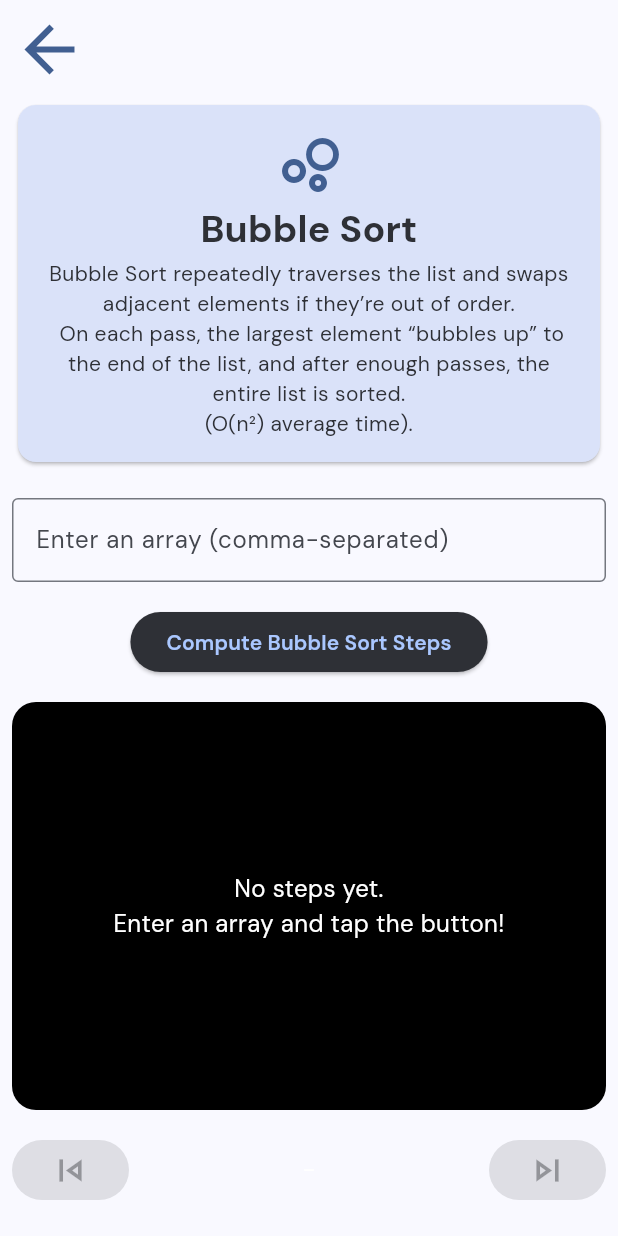
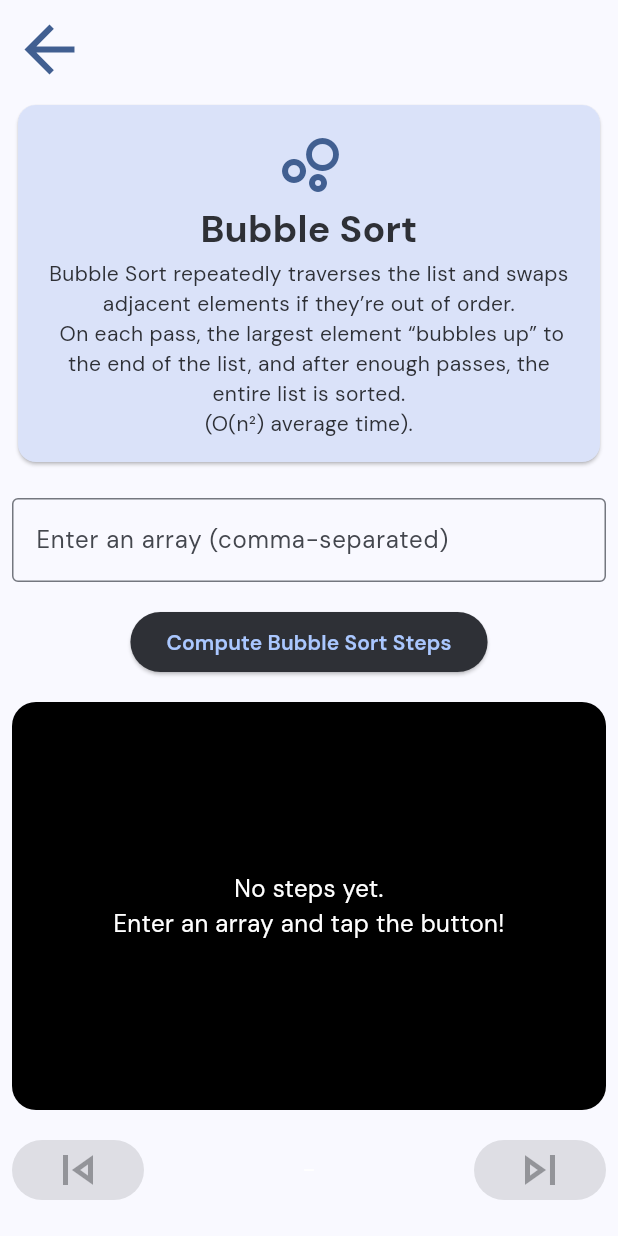
Before and after one commit to Reasondro/Howgorithm-Mobile, a Flutter app: the BubbleSortScreen screen opened by its route, on a phone screen of 412 x 824 dp. Run offline on Flutter 3.47's test engine with Material 3 defaults, Android fonts, the phone set to English and light mode, and no system bars; our stand-ins replace flutter_dotenv, flutter_native_splash, go_router, google_fonts, supabase_flutter; accounts and stored records are empty.

Commit message:
add mid , literally

```diff
--- a/lib/screens/bubble_sort_screen.dart
+++ b/lib/screens/bubble_sort_screen.dart
@@ -103,7 +103,7 @@ class _BubbleSortScreenState extends State<BubbleSortScreen> {
     return steps;
   }
 
-  //?? [NEW] Build the “visualization” with an AnimatedSwitcher and highlighted boxes
+  //?? [NEW] build  “visualization” with  AnimatedSwitcher and highlighted boxes
   Widget _buildVisualization(_BubbleSortStep step) {
     return Column(
       mainAxisAlignment: MainAxisAlignment.center,
@@ -113,11 +113,11 @@ class _BubbleSortScreenState extends State<BubbleSortScreen> {
           transitionBuilder: (child, animation) {
             return FadeTransition(opacity: animation, child: child);
           },
-          //? A unique key so that each step triggers a new animation
+          //? unique key so that each step triggers a new animation
           child: _buildArrayRow(step, key: ValueKey(step)),
         ),
         const SizedBox(height: 10),
-        //? Step description
+        //? step description
         Text(
           step.description,
           style: TextStyle(
@@ -130,7 +130,7 @@ class _BubbleSortScreenState extends State<BubbleSortScreen> {
     );
   }
 
-  //? [NEW] Display each element in a colored container
+  //? [NEW] display each element in colored container
   Widget _buildArrayRow(_BubbleSortStep step, {Key? key}) {
     return Row(
       key: key,
@@ -145,7 +145,7 @@ class _BubbleSortScreenState extends State<BubbleSortScreen> {
     );
   }
 
-  //? [NEW] A single colored box for one number
+  //? [NEW] single colored box for one number
   Widget _buildNumberBox({required double value, required bool isHighlighted}) {
     final boxColor = isHighlighted
         ? Theme.of(context).colorScheme.tertiary
@@ -169,7 +169,6 @@ class _BubbleSortScreenState extends State<BubbleSortScreen> {
     return Row(
       mainAxisAlignment: MainAxisAlignment.spaceBetween,
       children: [
-        // Previous button
         ElevatedButton.icon(
             onPressed: _hasSteps && _currentStep > 0
                 ? () {
@@ -178,10 +177,7 @@ class _BubbleSortScreenState extends State<BubbleSortScreen> {
                     });
                   }
                 : null,
-            label: const Icon(Icons.skip_previous_outlined,
-                size: 30) // empty label so the icon is centered
-            ),
-        // Step indicator
+            label: const Icon(Icons.skip_previous_outlined, size: 40)),
         if (_hasSteps)
           Text(
             'Step $_currentStep of ${_steps.length - 1}',
@@ -189,7 +185,6 @@ class _BubbleSortScreenState extends State<BubbleSortScreen> {
           )
         else
           const Text('-', style: TextStyle(fontSize: 16, color: Colors.white)),
-        // Next button
         ElevatedButton.icon(
           onPressed: _hasSteps && _currentStep < _steps.length - 1
               ? () {
@@ -198,7 +193,7 @@ class _BubbleSortScreenState extends State<BubbleSortScreen> {
                   });
                 }
               : null,
-          label: const Icon(Icons.skip_next_outlined, size: 30), // empty label
+          label: const Icon(Icons.skip_next_outlined, size: 40),
         ),
       ],
     );
```
Also changed, not shown: lib/screens/binary_search_screen.dart (+5 -9 lines).
